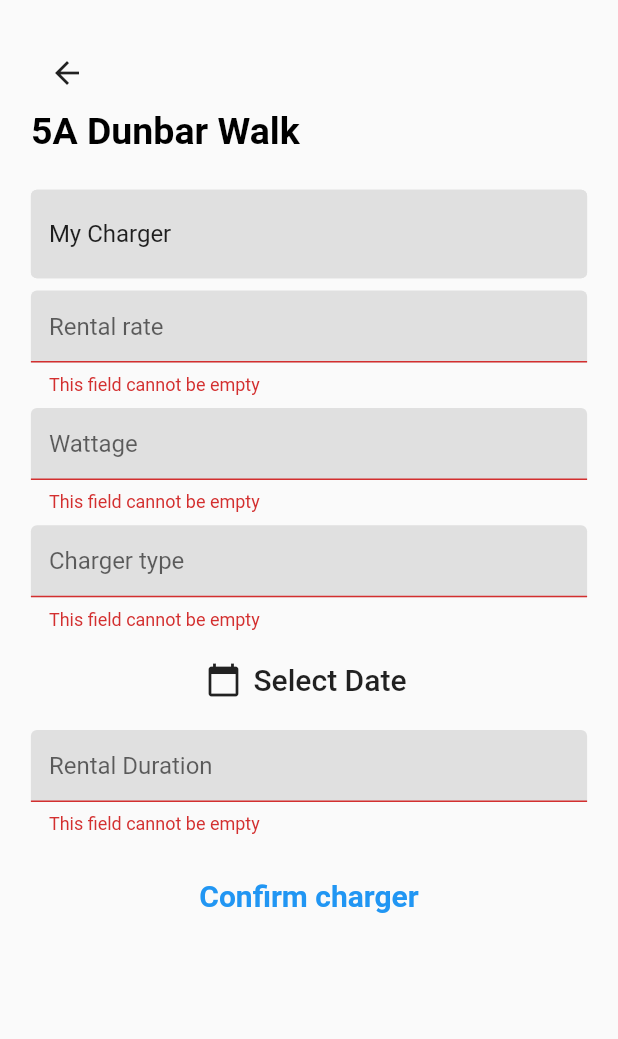
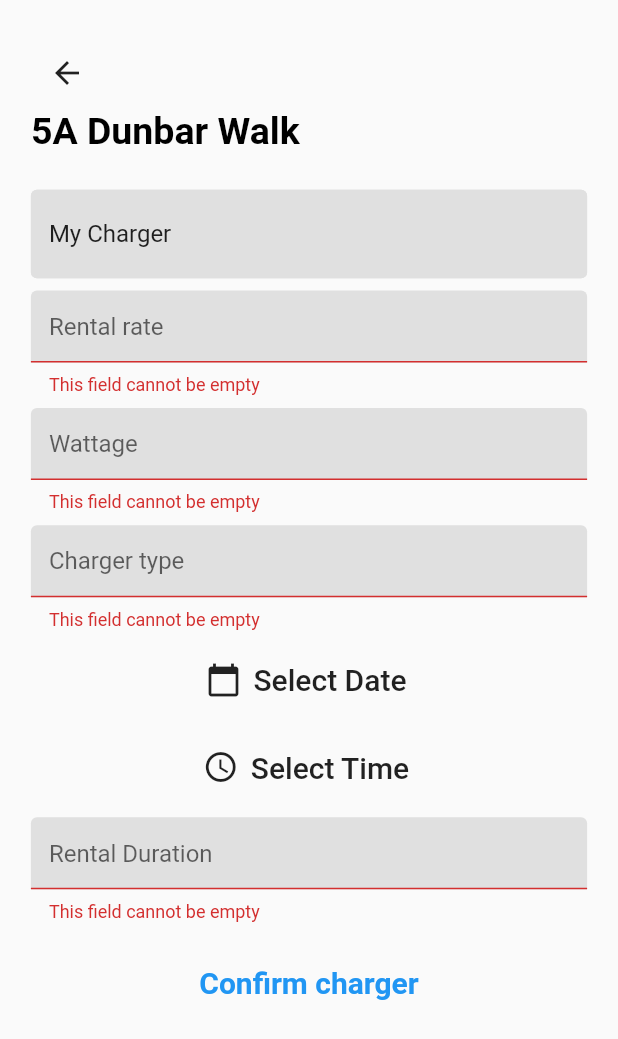
Before and after one commit to xRossKoh/chargEV, a Flutter app: the ChargerSetUp screen opened directly, after a tap on "Confirm charger", on a phone screen of 412 x 824 dp. Shown: the top 1039 px of the screen. Run offline on Flutter 3.47's test engine with Material 2 defaults, Android fonts, the phone set to English and light mode, and no system bars; our stand-ins replace cloud_firestore, firebase_auth, firebase_core; missing offline and left inert: duration; accounts and stored records are empty.

Commit message:
Integrated charger setup to firebase
Added fetching chargers list and my chargers list from firebase

```diff
--- a/lib/components/booking_tile.dart
+++ b/lib/components/booking_tile.dart
@@ -21,7 +21,7 @@ class BookingTile extends StatelessWidget {
           ),
           ListTile(
             title: Text(
-              booking.chargerLocation,
+              booking.chargerId,
               style: TextStyle(fontSize: 24, fontWeight: FontWeight.bold),
             ),
             subtitle: Column(
--- a/lib/models/booking.dart
+++ b/lib/models/booking.dart
@@ -1,7 +1,7 @@
 class Booking {
 
   String chargerId;
-  String ownerUserId;
+  String ownerUid;
   DateTime startTime;
   DateTime endTime;
   DateTime creationDate;
@@ -13,7 +13,7 @@ class Booking {
 
   Booking({
       this.chargerId,
-      this.ownerUserId,
+      this.ownerUid,
       this.startTime,
       this.endTime,
       this.creationDate,
--- a/lib/models/charger.dart
+++ b/lib/models/charger.dart
@@ -3,7 +3,7 @@
 import 'package:flutter/material.dart';
 
 class Charger {
-  String uid; //owner
+  String ownerUid; //owner
   String nickname;
   String location;
   double rate;
@@ -11,20 +11,18 @@ class Charger {
   // int total;
   int wattage;
   int type;
-  DateTime date;
-  TimeOfDay startTime;
+  DateTime startDateTime;
   int duration;
   List<String> timeslots;
 
   Charger({
-    this.uid,
+    this.ownerUid,
     this.nickname,
     this.location,
     this.rate,
     this.wattage,
     this.type,
-    this.date,
-    this.startTime,
+    this.startDateTime,
     this.duration,
     this.timeslots,
   });
--- a/lib/screens/booking.dart
+++ b/lib/screens/booking.dart
@@ -39,7 +39,7 @@ class _BookingState extends State<Booking> {
             ),
             SizedBox(height: size.height * 0.02,),
             Text(
-              '${DateFormat('EEEE, dd-MM-yyyy').format(charger.date)}',
+              '${DateFormat('EEEE, dd-MM-yyyy').format(charger.startDateTime)}',
               style: TextStyle(
                 fontSize: 20,
                 fontWeight: FontWeight.bold
--- a/lib/screens/charger_setup.dart
+++ b/lib/screens/charger_setup.dart
@@ -28,6 +28,9 @@ class ChargerSetUp extends StatefulWidget {
 
 class _ChargerSetUpState extends State<ChargerSetUp> {
   final _formKey = GlobalKey<FormState>();
+
+  DateTime selectedDate;
+  TimeOfDay selectedTime;
 
   // // text editing controllers
   TextEditingController rateEditingController = new TextEditingController();
@@ -84,28 +87,7 @@ class _ChargerSetUpState extends State<ChargerSetUp> {
                           hintText: 'Rental rate', suffixText: 'SGD/kWh'),
                       validator: FieldValidators.rateValidator,
                       keyboardType: TextInputType.number,
-                      // inputFormatters: [
-                      //   WhitelistingTextInputFormatter.digitsOnly
-                      // ],
-                      // onChanged: (String val){
-                      //   setState(() => newCharger.setRate(double.parse(val)));
-                      // },
                     ),
-                    // SizedBox(height: size.height * 0.01),
-                    // TextFormField(
-                    //   controller: totalEditingController,
-                    //   decoration: textInputDecoration.copyWith(
-                    //     hintText: 'Number of available chargers',
-                    //   ),
-                    //   validator: FieldValidators.stringValidator,
-                    //   keyboardType: TextInputType.number,
-                    //   inputFormatters: [
-                    //     WhitelistingTextInputFormatter.digitsOnly
-                    //   ],
-                    //   // onChanged: (String val){
-                    //   //   setState(() => newCharger.setTotal(int.parse(val)));
-                    //   // },
-                    // ),
                     SizedBox(height: size.height * 0.01),
                     TextFormField(
                       controller: wattageEditingController,
@@ -143,15 +125,40 @@ class _ChargerSetUpState extends State<ChargerSetUp> {
                             initialDate: DateTime.now(),
                             firstDate: DateTime.now(),
                             lastDate: DateTime(2030));
-                        // if (picked != null) {
-                        //   setState(() => newCharger.setDate(picked));
-                        // }
+                        if (picked != null) {
+                          setState(() {
+                            selectedDate = picked;
+                          });
+                        }
                       },
                       icon: Icon(Icons.calendar_today),
                       label: Text(
-                        'Select Date',
-                        // newCharger.getDate() == null? 'Select date'
-                        //     : DateFormat('dd-MM-yyyy').format(newCharger.getDate()).toString(),
+                        selectedDate == null?
+                        'Select Date':
+                        DateFormat('dd-MM-yyyy').format(selectedDate),
+                        style: TextStyle(fontSize: 20.0),
+                      ),
+                      height: 50.0,
+                      minWidth: 200.0,
+                    ),
+                    SizedBox(height: size.height * 0.01),
+                    FlatButton.icon(
+                      onPressed: () async {
+                        final TimeOfDay picked = await showTimePicker(
+                            context: context,
+                            initialTime: TimeOfDay.now()
+                        );
+                        if (picked != null) {
+                          setState(() {
+                            selectedTime = picked;
+                          });
+                        }
+                      },
+                      icon: Icon(Icons.schedule),
+                      label: Text(
+                        selectedTime == null?
+                        'Select Time':
+                        selectedTime.toString(),
                         style: TextStyle(fontSize: 20.0),
                       ),
                       height: 50.0,
@@ -182,15 +189,16 @@ class _ChargerSetUpState extends State<ChargerSetUp> {
                                 nickname: nicknameEditingController.text,
                                 location: '5A Dunbar Walk',
                                 rate: double.parse(rateEditingController.text),
-                                // available:
-                                //     int.parse(totalEditingController.text),
-                                // total: int.parse(totalEditingController.text),
-                                wattage:
-                                    int.parse(wattageEditingController.text),
+                                wattage: int.parse(wattageEditingController.text),
                                 type: int.parse(typeEditingController.text),
-                                date: DateTime.now(),
-                                duration:
-                                    int.parse(durationEditingController.text),
+                                startDateTime: new DateTime(
+                                  selectedDate.year,
+                                  selectedDate.month,
+                                  selectedDate.day,
+                                  selectedTime.hour,
+                                  selectedTime.minute
+                                ),
+                                duration: int.parse(durationEditingController.text),
                               ));
                           if (result == true) {
                             Navigator.pushReplacementNamed(context, '/my_chargers');
--- a/lib/screens/my_chargers.dart
+++ b/lib/screens/my_chargers.dart
@@ -57,7 +57,7 @@ class MyChargers extends StatelessWidget {
                                 itemBuilder: (context, index) {
                                   return ChargerCard(
                                       //testChargers[index]);
-                                      charger: chargers[index]);
+                                      charger: chargers[index], showNickname: false,);
                                 }),
                           );
                         }),
```
Also changed, not shown: lib/screens/charger_selection.dart (+36 -15 lines), lib/screens/setup_confirmation.dart (+9 -1 lines), lib/services/database.dart (+11 -31 lines).
